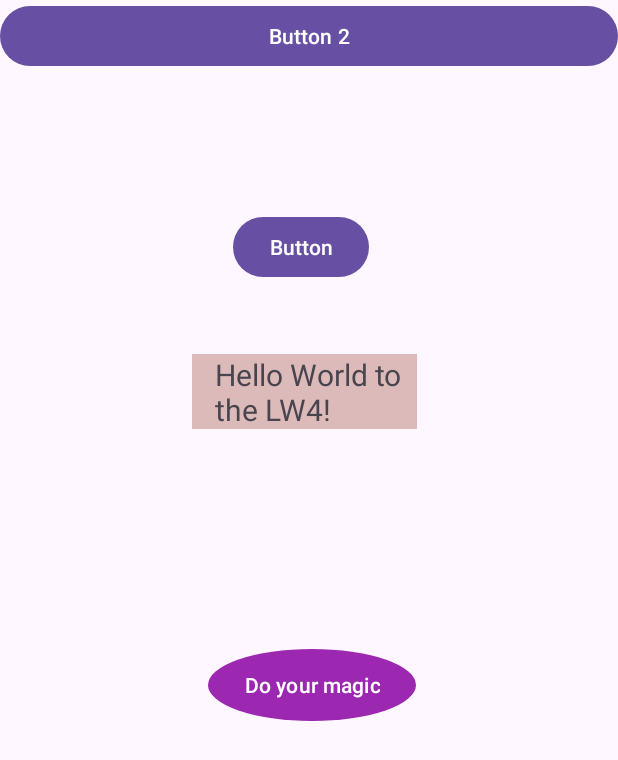
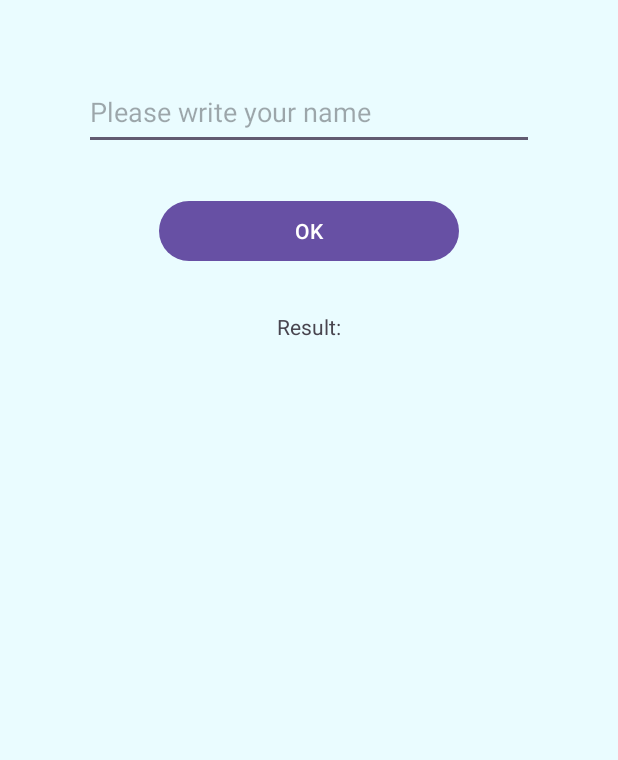
Before and after one commit to babachanakh-kateryna/Android-App-Development-with-Kotlin-Beginner-to-Advanced-Lab04, an Android app: the screen it shows after launch (MainActivity), on a phone screen of 412 x 824 dp. Shown: the top 760 px of the screen. Run offline under Robolectric (Android 15) with nearby library versions, the phone set to English and light mode, and no system bars.

Commit message:
59. Edittexts Android app

```diff
--- a/Layouts/app/src/main/java/com/example/layouts/MainActivity.kt
+++ b/Layouts/app/src/main/java/com/example/layouts/MainActivity.kt
@@ -3,6 +3,7 @@ package com.example.layouts
 import android.graphics.Color
 import android.os.Bundle
 import android.widget.Button
+import android.widget.EditText
 import android.widget.TextView
 import androidx.activity.enableEdgeToEdge
 import androidx.appcompat.app.AppCompatActivity
@@ -12,9 +13,13 @@ import androidx.core.view.isVisible
 
 class MainActivity : AppCompatActivity() {
 
-    lateinit var myText : TextView
-    lateinit var doMagic: Button
-    lateinit var myButton: Button
+//    lateinit var myText : TextView
+//    lateinit var doMagic: Button
+//    lateinit var myButton: Button
+
+    lateinit var name:EditText
+    lateinit var ok:Button
+    lateinit var result:TextView
 
     override fun onCreate(savedInstanceState: Bundle?) {
         super.onCreate(savedInstanceState)
@@ -25,6 +30,16 @@ class MainActivity : AppCompatActivity() {
             v.setPadding(systemBars.left, systemBars.top, systemBars.right, systemBars.bottom)
             insets
         }
+        name = findViewById(R.id.editTextName)
+        ok = findViewById(R.id.ok)
+        result = findViewById(R.id.result)
+
+        ok.setOnClickListener {
+            var userName: String = name.text.toString()
+
+            result.text = "Hello $userName"
+        }
+
 //        myText = findViewById(R.id.textEx)
 //        myText.setTextColor(Color.RED)
 //
@@ -32,21 +47,21 @@ class MainActivity : AppCompatActivity() {
 //            myText.setTextColor(Color.BLUE)
 //        }
 
-        doMagic = findViewById(R.id.doMagic)
-        myButton = findViewById(R.id.myButton)
-        myText = findViewById(R.id.textEx)
-
-        doMagic.setOnClickListener {
-            doMagic.setBackgroundColor(Color.RED)
-            myText.setText("Magic")
-
-            myText.isVisible = false
-            doMagic.isVisible = false
-        }
-
-        myButton.setOnClickListener {
-            myText.isVisible = true
-            doMagic.isVisible = true
-        }
+//        doMagic = findViewById(R.id.doMagic)
+//        myButton = findViewById(R.id.myButton)
+//        myText = findViewById(R.id.textEx)
+//
+//        doMagic.setOnClickListener {
+//            doMagic.setBackgroundColor(Color.RED)
+//            myText.setText("Magic")
+//
+//            myText.isVisible = false
+//            doMagic.isVisible = false
+//        }
+//
+//        myButton.setOnClickListener {
+//            myText.isVisible = true
+//            doMagic.isVisible = true
+//        }
     }
 }
--- a/Layouts/app/src/main/res/layout/activity_main.xml
+++ b/Layouts/app/src/main/res/layout/activity_main.xml
@@ -1,59 +1,39 @@
 <?xml version="1.0" encoding="utf-8"?>
-<androidx.constraintlayout.widget.ConstraintLayout xmlns:android="http://schemas.android.com/apk/res/android"
+<LinearLayout xmlns:android="http://schemas.android.com/apk/res/android"
     xmlns:app="http://schemas.android.com/apk/res-auto"
     xmlns:tools="http://schemas.android.com/tools"
     android:id="@+id/main"
     android:layout_width="match_parent"
     android:layout_height="match_parent"
+    android:layout_centerHorizontal="false"
+    android:background="#EAFCFF"
+    android:gravity="center_horizontal"
     android:orientation="vertical"
     tools:context=".MainActivity">
 
-    <TextView
-        android:id="@+id/textEx"
-        android:layout_width="150dp"
+
+    <EditText
+        android:id="@+id/editTextName"
+        android:layout_width="300dp"
         android:layout_height="50dp"
-        android:layout_marginStart="128dp"
-        android:layout_marginTop="236dp"
-        android:background="#DCBABA"
-        android:paddingStart="15sp"
-        android:text="Hello World to the LW4!"
-        android:textSize="20dp"
-        app:layout_constraintStart_toStartOf="parent"
-        app:layout_constraintTop_toTopOf="parent" />
+        android:layout_marginTop="50dp"
+        android:ems="10"
+        android:hint="Please write your name"
+        android:inputType="text" />
 
     <Button
-        android:id="@+id/doMagic"
-        android:layout_width="wrap_content"
+        android:id="@+id/ok"
+        android:layout_width="200dp"
         android:layout_height="wrap_content"
-        android:layout_marginStart="161dp"
-        android:layout_marginTop="36dp"
-        android:layout_marginEnd="158dp"
-        android:layout_marginBottom="233dp"
-        android:text="Do your magic"
-        android:background="@drawable/button_shape"
-        app:backgroundTint="@null"
-        app:layout_constraintBottom_toBottomOf="parent"
-        app:layout_constraintEnd_toEndOf="parent"
-        app:layout_constraintStart_toStartOf="parent"
-        app:layout_constraintTop_toBottomOf="@+id/textEx" />
+        android:layout_marginTop="30dp"
+        android:text="OK" />
 
-    <Button
-        android:id="@+id/myButton"
-        android:layout_width="0dp"
+    <TextView
+        android:id="@+id/result"
+        android:layout_width="300dp"
         android:layout_height="wrap_content"
-        android:text="Button 2"
-        app:layout_constraintEnd_toEndOf="parent"
-        app:layout_constraintStart_toStartOf="parent"
-        app:layout_constraintTop_toTopOf="parent" />
+        android:layout_marginTop="30dp"
+        android:gravity="center"
+        android:text="Result:" />
 
-    <Button
-        android:id="@+id/button8"
-        android:layout_width="wrap_content"
-        android:layout_height="wrap_content"
-        android:layout_marginStart="27dp"
-        android:layout_marginBottom="47dp"
-        android:text="Button"
-        app:layout_constraintBottom_toTopOf="@+id/textEx"
-        app:layout_constraintStart_toStartOf="@+id/textEx" />
-
-</androidx.constraintlayout.widget.ConstraintLayout>
+</LinearLayout>
```
Also changed, not shown: 2 other files.
